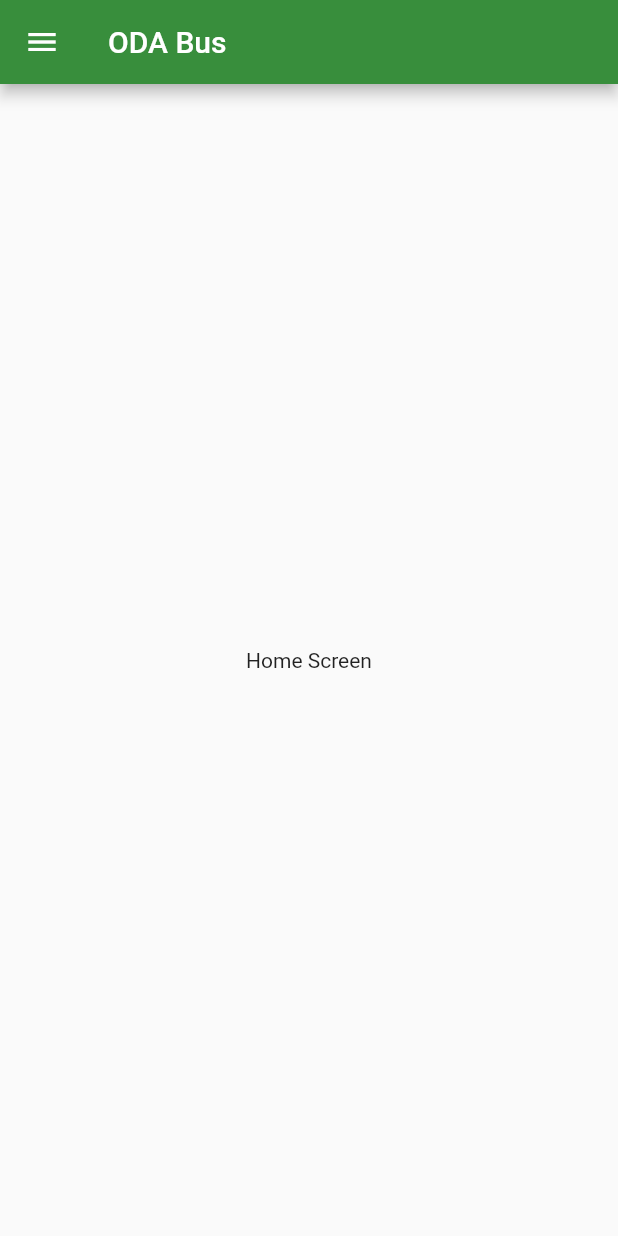
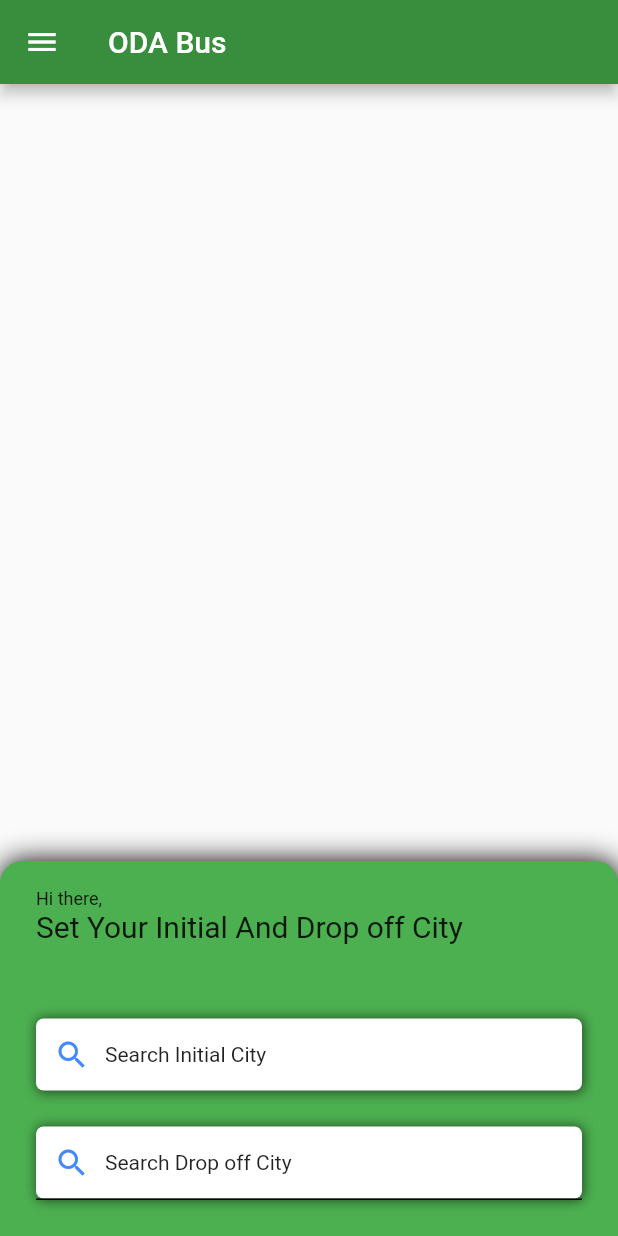
Before and after one commit to Siinaf/Siinaf-E-Bus, a Flutter app: the HomeScreen screen opened by its route, on a phone screen of 412 x 824 dp. Run offline on Flutter 3.47's test engine with Material 2 defaults, Android fonts, the phone set to English and light mode, and no system bars; our stand-ins replace fluttertoast.

Commit message:
home Screen updated and nav bar updated for language, log out

```diff
--- a/lib/AllScreen/home_screen.dart
+++ b/lib/AllScreen/home_screen.dart
@@ -6,6 +6,7 @@ import 'package:siinafbusticketing/widgets/divider.dart';
 
    class HomeScreen extends StatelessWidget{
      static const String idscreen = "HomeScreen";
+     TextEditingController addressTextEditController = TextEditingController();
   @override
   Widget build(BuildContext context) {
      return Scaffold(
@@ -18,10 +19,103 @@ import 'package:siinafbusticketing/widgets/divider.dart';
          ),
          ),
        ),
-       body: Container(
-         child: Center(
-           child: Text("Home Screen"),
-         ),
+       body: Stack(
+         children: [
+           Positioned(
+             left: 0.0,
+             right: 0.0,
+             bottom: 0.0,
+             child: Container(
+               height: 250.0,
+               decoration: BoxDecoration(
+                 color: Colors.green,
+                 borderRadius: BorderRadius.only(topLeft: Radius.circular(15.0), topRight: Radius.circular(15.0)),
+                 boxShadow: [
+                   BoxShadow(
+                     color: Colors.black,
+                     blurRadius: 16.0,
+                     spreadRadius: 0.5,
+                     offset: Offset(0.7, 0.7),
+                   ),
+                 ],
+               ),
+               child: Padding(
+                 padding: const EdgeInsets.symmetric(horizontal: 24.0, vertical: 12.0),
+                 child: Column(
+                   crossAxisAlignment: CrossAxisAlignment.start,
+                   children: [
+                     SizedBox(height: 6.0),
+                     Text("Hi there,", style: TextStyle(fontSize: 12.0),),
+                     Text("Set Your Initial And Drop off City", style: TextStyle(fontSize: 20.0,),),
+                     SizedBox(height: 50.0),
+                     GestureDetector(
+                       onTap: ()
+                       {
+                        // Navigator.push(context, MaterialPageRoute(builder: (context)=> SearchScreen()));
+                       },
+                       child: Container(
+                         decoration: BoxDecoration(
+                           color: Colors.white,
+                           borderRadius: BorderRadius.circular(5.0),
+                           boxShadow: [
+                             BoxShadow(
+                               color: Colors.black54,
+                               blurRadius: 6.0,
+                               spreadRadius: 0.5,
+                               offset: Offset(0.7, 0.7),
+                             ),
+                           ],
+                         ),
+                         child: Padding(
+                           padding: const EdgeInsets.all(12.0),
+                           child: Row(
+                             children: [
+                               Icon(Icons.search, color: Colors.blueAccent),
+                               SizedBox(width: 10.0,),
+                               Text("Search Initial City")
+                             ],
+                           ),
+                         ),
+                       ),
+                     ),
+                     SizedBox(height: 24.0),
+                     GestureDetector(
+                       onTap: ()
+                       {
+                         // Navigator.push(context, MaterialPageRoute(builder: (context)=> SearchScreen()));
+                       },
+                       child: Container(
+                         decoration: BoxDecoration(
+                           color: Colors.white,
+                           borderRadius: BorderRadius.circular(5.0),
+                           boxShadow: [
+                             BoxShadow(
+                               color: Colors.black54,
+                               blurRadius: 6.0,
+                               spreadRadius: 0.5,
+                               offset: Offset(0.7, 0.7),
+                             ),
+                           ],
+                         ),
+                         child: Padding(
+                           padding: const EdgeInsets.all(12.0),
+                           child: Row(
+                             children: [
+                               Icon(Icons.search, color: Colors.blueAccent),
+                               SizedBox(width: 10.0,),
+                               Text("Search Drop off City")
+                             ],
+                           ),
+                         ),
+                       ),
+                     ),
+                     DividerWidget(),
+                   ],
+                 ),
+               ),
+             ),
+           ),
+         ],
        ),
        drawer: Container(
          color: Colors.green,
@@ -75,12 +169,20 @@ import 'package:siinafbusticketing/widgets/divider.dart';
                ),
 
                ListTile(
-                 leading: Icon(Icons.cancel),
-                 title: Text("Cancel Trip", style: TextStyle(fontSize: 15.0),),
+                 leading: Icon(Icons.language),
+                 title: Text("Language", style: TextStyle(fontSize: 15.0),),
                ),
                ListTile(
                  leading: Icon(Icons.info),
-                 title: Text("About", style: TextStyle(fontSize: 15.0),),
+                 title: Text("About US", style: TextStyle(fontSize: 15.0),),
+               ),
+               ListTile(
+                 leading: Icon(Icons.contact_page),
+                 title: Text("Contact Us", style: TextStyle(fontSize: 15.0),),
+               ),
+               ListTile(
+                 leading: Icon(Icons.logout),
+                 title: Text("Logout", style: TextStyle(fontSize: 15.0),),
                ),
              ],
            ),
--- a/lib/main.dart
+++ b/lib/main.dart
@@ -13,7 +13,7 @@ class MyApp extends StatelessWidget{
   Widget build(BuildContext context) {
    return MaterialApp(
      debugShowCheckedModeBanner: false,
-     initialRoute: Signin.idscreen,
+     initialRoute: HomeScreen.idscreen,
      routes: {
        Signup.idscreen: (context) => Signup(),
        Signin.idscreen: (context) => Signin(),
```
